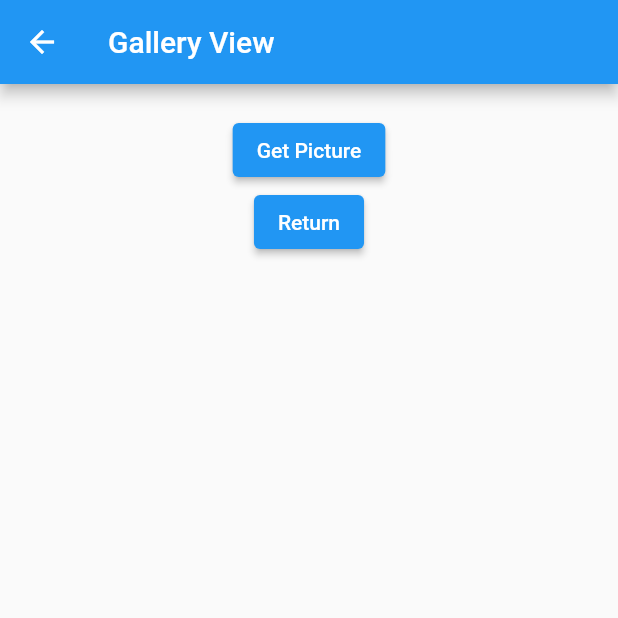
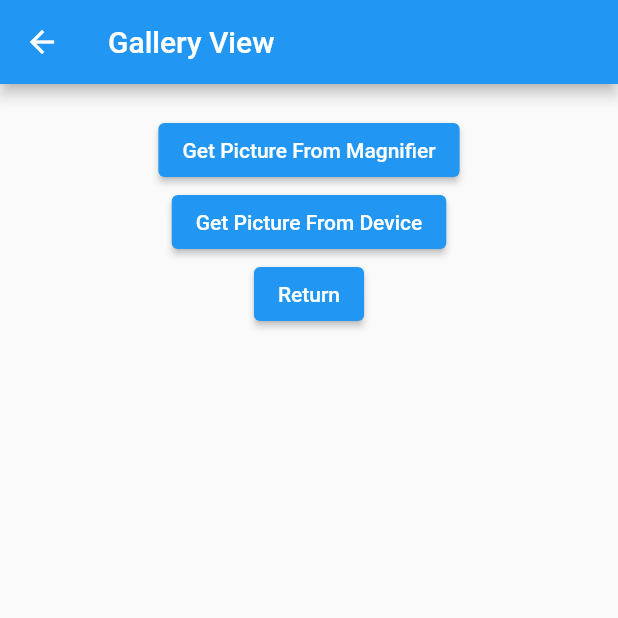
Before and after one commit to NicholasRosato/magnifier_flutter, a Flutter app: the PhotoPage screen opened by its route, on a phone screen of 412 x 824 dp, the top half of it. Run offline on Flutter 3.47's test engine with Material 2 defaults, Android fonts, the phone set to English and light mode, and no system bars; our stand-ins replace cached_network_image, flutter_hooks, photo_view; missing offline and left inert: flutter_mjpeg.

Commit message:
create photo_gallery repo

```diff
--- a/lib/views/photo.dart
+++ b/lib/views/photo.dart
@@ -22,6 +22,7 @@ class PhotoPage extends StatelessWidget {
       body: Column(
           children: <Widget>[
             SizedBox(height: 20),
+
             ValueListenableBuilder<RequestState>(
               valueListenable: stateManager.resultNotifier,
               builder: (context, requestState, child) {
@@ -40,7 +41,11 @@ class PhotoPage extends StatelessWidget {
             ),
             ElevatedButton(
                 onPressed: () => stateManager.makeGetRequest(),
-                child: const Text("Get Picture")
+                child: const Text("Get Picture From Magnifier")
+            ),
+            ElevatedButton(
+                onPressed: () => stateManager.makeGetRequest(),
+                child: const Text("Get Picture From Device")
             ),
             ElevatedButton(
               child: const Text("Return"),
```
